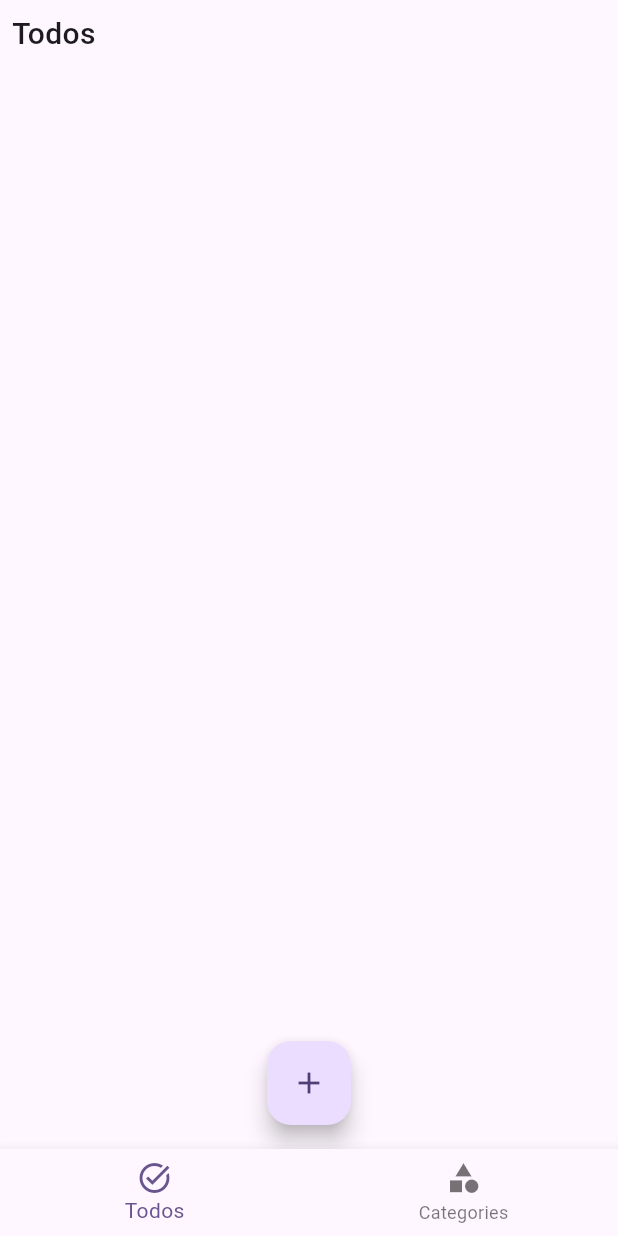
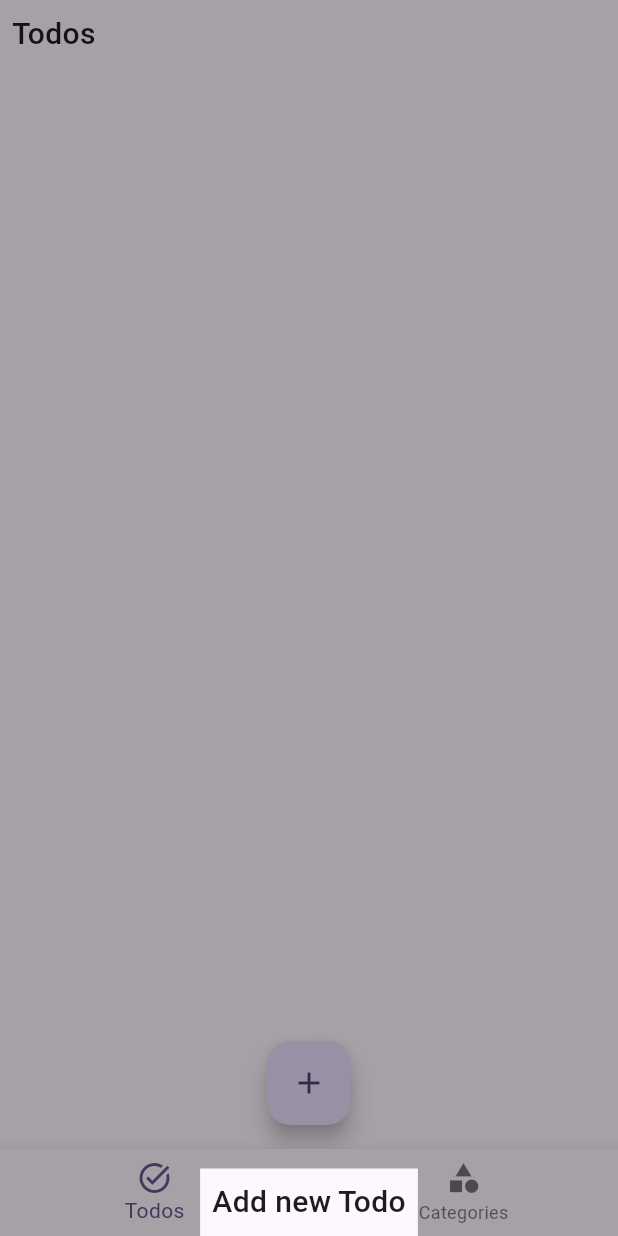
Before and after one commit to Raboro/todo-app-testing, a Flutter app: the screen it shows after launch, after a tap on the "add" icon, on a phone screen of 412 x 824 dp. Run offline on Flutter 3.47's test engine with Material 3 defaults, Android fonts, the phone set to English and light mode, and no system bars; our stand-ins replace modal_bottom_sheet.

Commit message:
feat(Todos): :sparkles: opened ModalButtonSheet if new todo button clicked

```diff
--- a/todo-flutter/lib/tabs/todos_tab.dart
+++ b/todo-flutter/lib/tabs/todos_tab.dart
@@ -1,4 +1,5 @@
 import 'package:flutter/material.dart';
+import 'package:modal_bottom_sheet/modal_bottom_sheet.dart';
 import 'package:todo_flutter/widgets/heading.dart';
 
 class TodosTab extends StatelessWidget {
@@ -10,7 +11,17 @@ class TodosTab extends StatelessWidget {
       floatingActionButtonLocation: FloatingActionButtonLocation.centerFloat,
       floatingActionButton: FloatingActionButton(
         tooltip: 'Add new Todo',
-        onPressed: () {},
+        onPressed: () {
+          showMaterialModalBottomSheet(
+              context: context,
+              builder: (context) {
+                return const Wrap(
+                  children: [
+                    Heading(text: 'Add new Todo'),
+                  ],
+                );
+              });
+        },
         child: const Icon(Icons.add),
       ),
       body: const Heading(text: 'Todos'),
```
